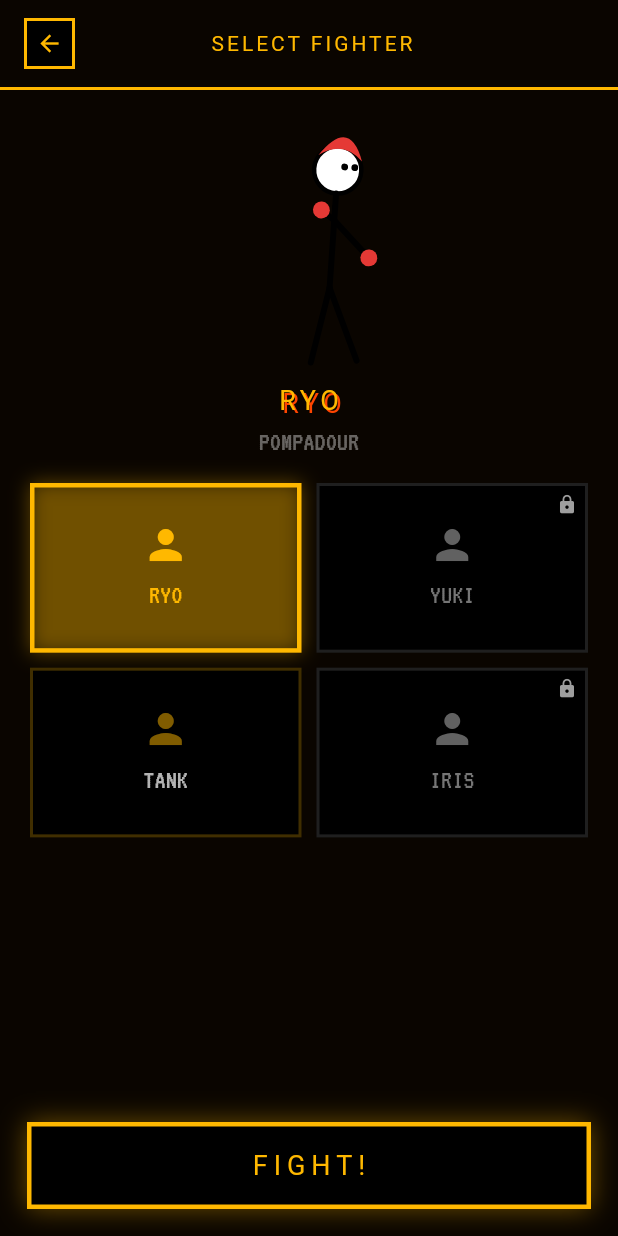
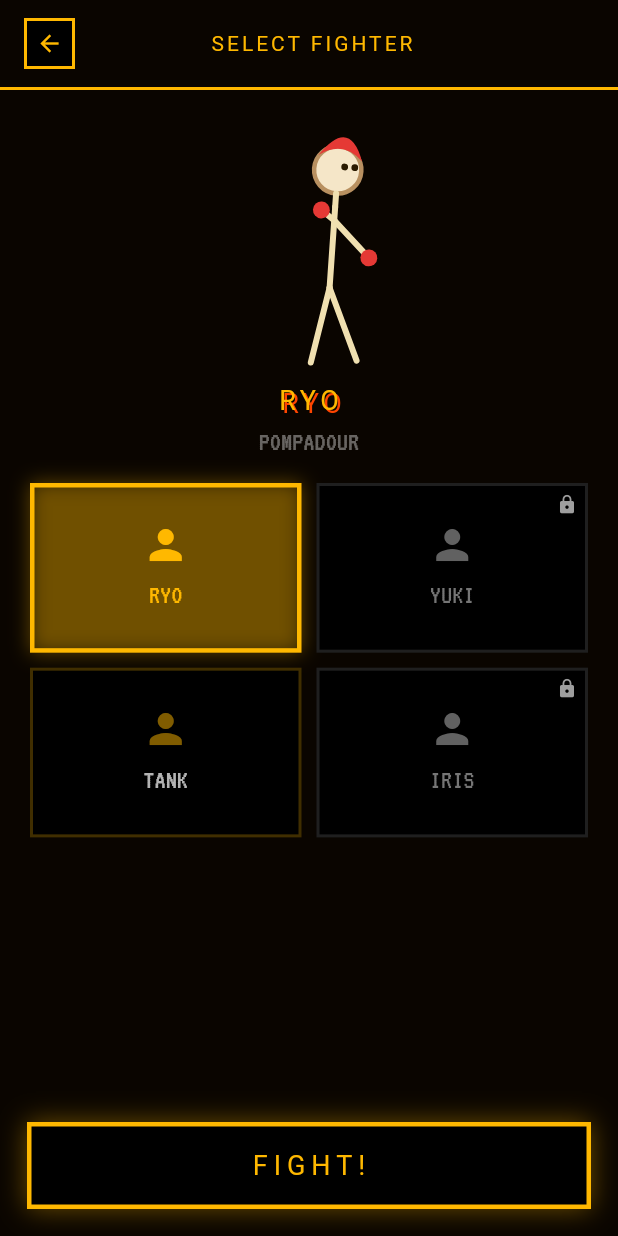
Before and after one commit to YellowElonMusk/Android-Quiz-Game, a Flutter app: the screen it shows after launch, after a tap on "FIGHT!", on a phone screen of 412 x 824 dp. Run offline on Flutter 3.47's test engine with Material 3 defaults, Android fonts, the phone set to English and light mode, and no system bars; our stand-ins replace google_fonts, shared_preferences.

Commit message:
fix: make matchstick fighters visible on dark background
Body/limbs were Colors.black — invisible on the #0A0500 cabinet bg.
Changed to warm parchment #F0E0B0 for limbs, #F5E6C8 skin fill for
head, #B89060 tan outline. Eyes changed to dark brown #2A1A00.

Co-Authored-By: Claude Sonnet 4.6 <noreply@anthropic.com>

```diff
--- a/lib/game/matchstick_painter.dart
+++ b/lib/game/matchstick_painter.dart
@@ -83,18 +83,18 @@ class MatchstickPainter extends CustomPainter {
 
   void _drawBody(Canvas canvas, Size size, double dir) {
     final bodyPaint = Paint()
-      ..color = Colors.black
+      ..color = const Color(0xFFF0E0B0) // warm parchment — visible on dark bg
       ..strokeWidth = 4.0
       ..strokeCap = StrokeCap.round
       ..style = PaintingStyle.stroke;
 
     final headPaint = Paint()
-      ..color = Colors.black
+      ..color = const Color(0xFFB89060) // warm tan outline
       ..style = PaintingStyle.stroke
       ..strokeWidth = 3.0;
 
     final headFillPaint = Paint()
-      ..color = Colors.white
+      ..color = const Color(0xFFF5E6C8) // warm skin fill
       ..style = PaintingStyle.fill;
 
     final hairPaint = Paint()
@@ -111,7 +111,7 @@ class MatchstickPainter extends CustomPainter {
 
     // Eyes - small dots
     final eyePaint = Paint()
-      ..color = Colors.black
+      ..color = const Color(0xFF2A1A00) // dark brown
       ..style = PaintingStyle.fill;
     canvas.drawCircle(
       headCenter + Offset(dir * 4 * scale, -2 * scale),
```
